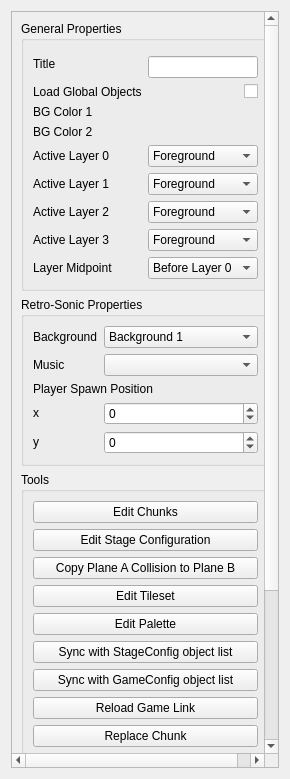
Old version of the form RetroEDv2/tools/sceneproperties/sceneproperties.ui in the repository RSDKModding/RetroED.
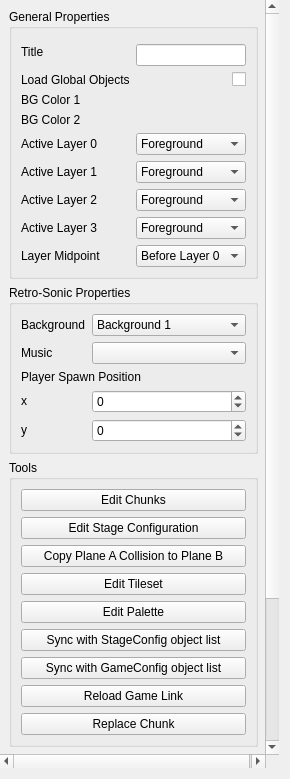
New version of the form.

Commit message:
wrap status text if screen is too small
and give more space to the scene properties tab

What changed in the file:
```diff
--- a/RetroEDv2/tools/sceneproperties/sceneproperties.ui
+++ b/RetroEDv2/tools/sceneproperties/sceneproperties.ui
@@ -20,8 +20,23 @@
    <string>Form</string>
   </property>
   <layout class="QGridLayout" name="gridLayout">
+   <property name="leftMargin">
+    <number>0</number>
+   </property>
+   <property name="topMargin">
+    <number>0</number>
+   </property>
    <item row="0" column="0">
     <widget class="QScrollArea" name="scrollArea">
+     <property name="frameShape">
+      <enum>QFrame::NoFrame</enum>
+     </property>
+     <property name="frameShadow">
+      <enum>QFrame::Plain</enum>
+     </property>
+     <property name="lineWidth">
+      <number>0</number>
+     </property>
      <property name="widgetResizable">
       <bool>true</bool>
      </property>
@@ -29,8 +44,8 @@
       <property name="geometry">
        <rect>
         <x>0</x>
-        <y>-240</y>
-        <width>257</width>
+        <y>0</y>
+        <width>267</width>
         <height>1011</height>
        </rect>
       </property>
```
Left out of the diff: 46 changed lines with no effect on the pictures. The commit also changes 3 other files.
